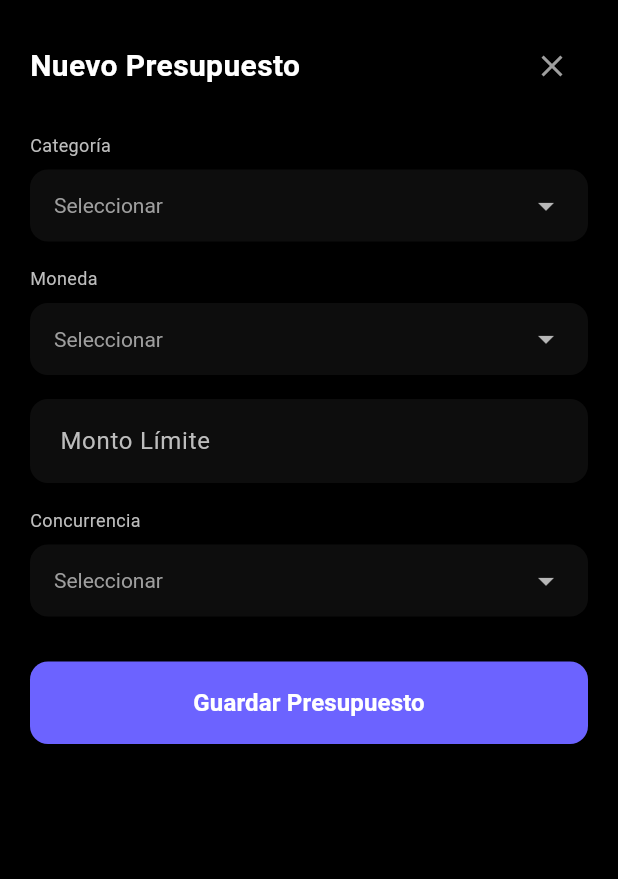
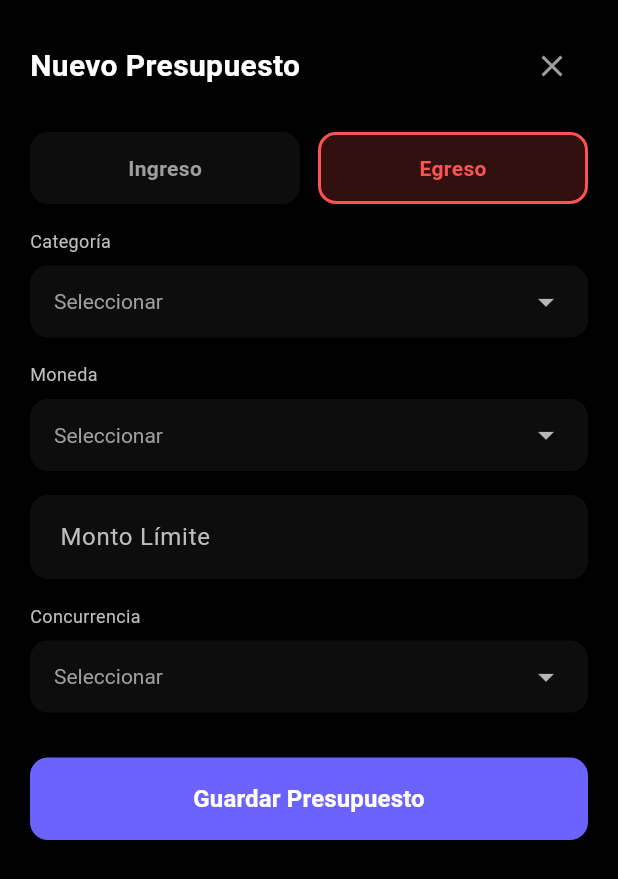
Before and after one commit to gustavosantaella/sigefip, a Flutter app: the AddBudgetForm widget shown alone on an empty page, opened directly, on a phone screen of 412 x 824 dp. Shown: the top 879 px of the screen. Run offline on Flutter 3.47's test engine with Material 3 defaults, Android fonts, the phone set to English and light mode, and no system bars; our stand-ins replace flutter_secure_storage; accounts and stored records are empty; statements that could not run were skipped.

Commit message:
fix: chip

```diff
--- a/lib/modules/screens/budget/budget_screen.dart
+++ b/lib/modules/screens/budget/budget_screen.dart
@@ -6,6 +6,7 @@ import '../../../shared/widgets/custom_bottom_sheet.dart';
 import '../../../shared/widgets/custom_dropdown.dart';
 import '../../../shared/widgets/custom_button.dart';
 import '../../../shared/widgets/custom_text_field.dart';
+import '../../../shared/widgets/type_chip.dart';
 
 class BudgetScreen extends StatefulWidget {
   const BudgetScreen({super.key});
@@ -309,6 +310,7 @@ class _AddBudgetFormState extends State<AddBudgetForm> {
   String? _selectedCategory;
   String? _selectedCurrency;
   String? _selectedConcurrency;
+  String _budgetType = 'Egreso'; // 'Ingreso' or 'Egreso'
   final TextEditingController _limitController = TextEditingController();
 
   final List<String> _concurrencies = [
@@ -341,6 +343,30 @@ class _AddBudgetFormState extends State<AddBudgetForm> {
         mainAxisSize: MainAxisSize.min,
         crossAxisAlignment: CrossAxisAlignment.stretch,
         children: [
+          // Budget Type Selection
+          Row(
+            children: [
+              Expanded(
+                child: TypeChip(
+                  label: 'Ingreso',
+                  isSelected: _budgetType == 'Ingreso',
+                  color: Colors.green,
+                  onTap: () => setState(() => _budgetType = 'Ingreso'),
+                ),
+              ),
+              const SizedBox(width: 12),
+              Expanded(
+                child: TypeChip(
+                  label: 'Egreso',
+                  isSelected: _budgetType == 'Egreso',
+                  color: Colors.redAccent,
+                  onTap: () => setState(() => _budgetType = 'Egreso'),
+                ),
+              ),
+            ],
+          ),
+          const SizedBox(height: 16),
+
           // Category Dropdown
           CustomDropdown<String>(
             label: 'Categoría',
--- /dev/null
+++ b/lib/shared/widgets/type_chip.dart
@@ -0,0 +1,44 @@
+import 'package:flutter/material.dart';
+
+class TypeChip extends StatelessWidget {
+  final String label;
+  final bool isSelected;
+  final Color color;
+  final VoidCallback onTap;
+
+  const TypeChip({
+    super.key,
+    required this.label,
+    required this.isSelected,
+    required this.color,
+    required this.onTap,
+  });
+
+  @override
+  Widget build(BuildContext context) {
+    return GestureDetector(
+      onTap: onTap,
+      child: Container(
+        padding: const EdgeInsets.symmetric(vertical: 12),
+        decoration: BoxDecoration(
+          color: isSelected
+              ? color.withOpacity(0.2)
+              : Colors.white.withOpacity(0.05),
+          borderRadius: BorderRadius.circular(12),
+          border: Border.all(
+            color: isSelected ? color : Colors.transparent,
+            width: 2,
+          ),
+        ),
+        alignment: Alignment.center,
+        child: Text(
+          label,
+          style: TextStyle(
+            color: isSelected ? color : Colors.grey,
+            fontWeight: FontWeight.bold,
+          ),
+        ),
+      ),
+    );
+  }
+}
```
Also changed, not shown: lib/modules/screens/accounts/accounts_screen.dart (+117 -2 lines), lib/modules/screens/transaction/transactions_screen.dart (+3 -44 lines).
